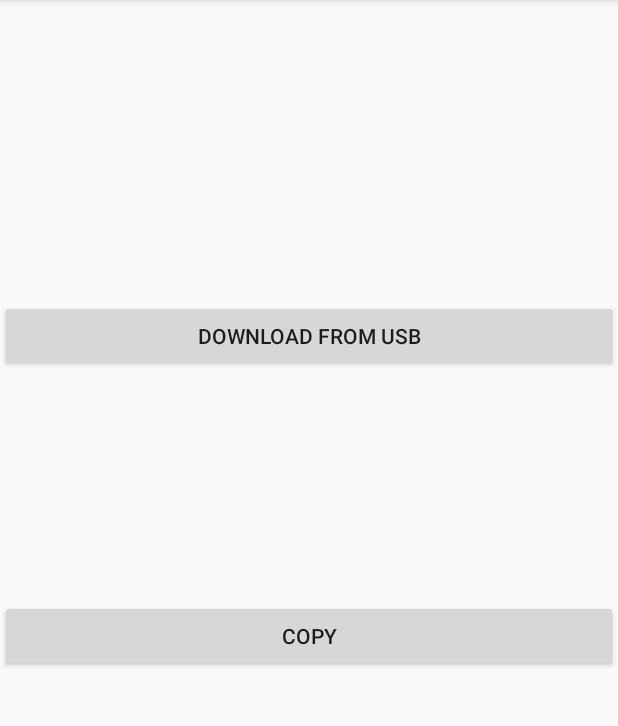
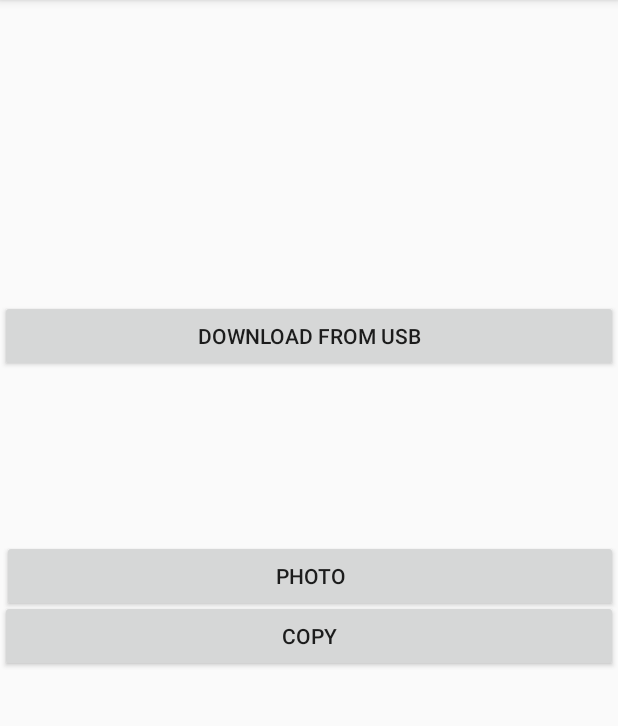
Before and after one commit to DimaTokyo2020/BlackHole, an Android app: the screen it shows after launch (MainActivity), on a phone screen of 412 x 824 dp, the part 84-810 px from its top. Run offline under Robolectric (Android 15) with nearby library versions, the phone set to English and light mode, and no system bars.

Commit message:
Add opening camera app from intent and capture the new image

```diff
--- a/app/src/main/java/com/DK/blackhole/MainActivity.java
+++ b/app/src/main/java/com/DK/blackhole/MainActivity.java
@@ -1,15 +1,31 @@
 package com.DK.blackhole;
 
+import androidx.annotation.Nullable;
+import androidx.annotation.RequiresApi;
+import androidx.appcompat.app.AlertDialog;
 import androidx.appcompat.app.AppCompatActivity;
 import androidx.core.app.ActivityCompat;
 
 import android.Manifest;
 import android.app.Activity;
+import android.content.Context;
+import android.content.DialogInterface;
+import android.content.Intent;
 import android.content.pm.PackageManager;
+import android.database.sqlite.SQLiteDatabase;
+import android.graphics.Bitmap;
+import android.net.Uri;
+import android.os.Build;
 import android.os.Bundle;
+import android.provider.MediaStore;
+import android.util.Base64;
 import android.util.Log;
 import android.view.View;
+import android.widget.Button;
+import android.widget.ImageView;
+import android.widget.TextView;
 
+import java.io.ByteArrayOutputStream;
 import java.io.File;
 import java.io.FileInputStream;
 import java.io.FileNotFoundException;
@@ -25,14 +41,56 @@ import jcifs.smb.SmbException;
 import jcifs.smb.SmbFile;
 import jcifs.smb.SmbFileOutputStream;
 
+import static android.view.View.*;
+import static androidx.core.graphics.TypefaceCompatUtil.getTempFile;
+
+/**
+ * https://abhiandroid.com/programming/camera
+ * */
+
+
 public class MainActivity extends AppCompatActivity {
-
+    private static final int CAMERA_REQUEST = 1888;
+    TextView text,text1;
+    private static final int MY_CAMERA_PERMISSION_CODE = 100;
+    //Bitmap photo;
+    String photo;
+    private SQLiteDatabase db;
+    Bitmap theImage;
+    Activity activity;
+    ImageView newPhotoImageView;
 
     @Override
     protected void onCreate(Bundle savedInstanceState) {
         super.onCreate(savedInstanceState);
         setContentView(R.layout.activity_main);
         verifyStoragePermissions(this);
+        activity = this;
+        newPhotoImageView = findViewById(R.id.newPhotoImageView);
+
+
+        if (ActivityCompat.checkSelfPermission(activity, Manifest.permission.CAMERA) != PackageManager.PERMISSION_GRANTED)
+        {
+            Log.i("dima", "request");
+            ActivityCompat.requestPermissions(activity,new String[]{Manifest.permission.CAMERA}, MY_CAMERA_PERMISSION_CODE);
+        }
+
+        Button cameraButton = findViewById(R.id.takeImageButton);
+        cameraButton.setOnClickListener(new View.OnClickListener() {
+            @RequiresApi(api = Build.VERSION_CODES.M)
+            @Override
+            public void onClick(View v) {
+
+                    Log.i("dima", "intent");
+                    Intent cameraIntent = new Intent(android.provider.MediaStore.ACTION_IMAGE_CAPTURE);
+                    startActivityForResult(cameraIntent, CAMERA_REQUEST);
+                }
+
+        });
+
+
+
+
     }
 
 
@@ -204,4 +262,37 @@ public class MainActivity extends AppCompatActivity {
             e.printStackTrace();
         }
     }
+
+
+    @Override
+    public void onActivityResult(int requestCode, int resultCode, @Nullable Intent data) {
+        if (requestCode == CAMERA_REQUEST && resultCode == Activity.RESULT_OK)
+        {
+            theImage = (Bitmap) data.getExtras().get("data");
+            newPhotoImageView.setImageBitmap(theImage);
+
+            //photo=getEncodedString(theImage);
+            //setDataToDataBase();
+        }
+
+
+    }
+    private String getEncodedString(Bitmap bitmap){
+
+        ByteArrayOutputStream os = new ByteArrayOutputStream();
+
+        bitmap.compress(Bitmap.CompressFormat.JPEG,100, os);
+
+  /* or use below if you want 32 bit images
+
+   bitmap.compress(Bitmap.CompressFormat.PNG, 100, os);*/
+
+        byte[] imageArr = os.toByteArray();
+
+        return Base64.encodeToString(imageArr, Base64.URL_SAFE);
+
+    }
+
+
+
 }
--- a/app/src/main/res/layout/activity_main.xml
+++ b/app/src/main/res/layout/activity_main.xml
@@ -21,4 +21,21 @@
         android:text="download from usb"
         android:onClick="downloadFromUsb"/>
 
+    <Button
+        android:id="@+id/takeImageButton"
+        android:layout_width="match_parent"
+        android:layout_height="wrap_content"
+        android:layout_alignParentStart="true"
+        android:layout_centerVertical="true"
+        android:layout_marginStart="1dp"
+        android:layout_marginTop="200dp"
+        android:text="photo" />
+
+    <ImageView
+        android:id="@+id/newPhotoImageView"
+        android:layout_width="100dp"
+        android:layout_height="100dp"
+        android:layout_alignParentTop="true"
+        android:layout_centerHorizontal="true"
+        android:layout_marginTop="41dp" />
 </RelativeLayout>
```
Also changed, not shown: app/src/main/AndroidManifest.xml (+8 -0 lines).
